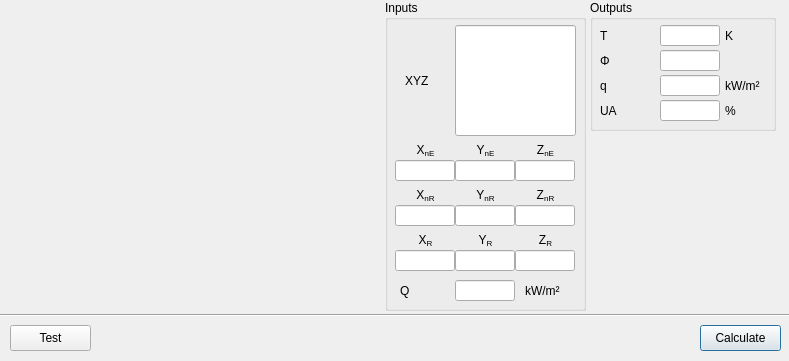
Qt form fseutil/gui/layout/ui/dialog_0405_thermal_radiation_extreme.ui (fsepy/fseutil) before a commit.
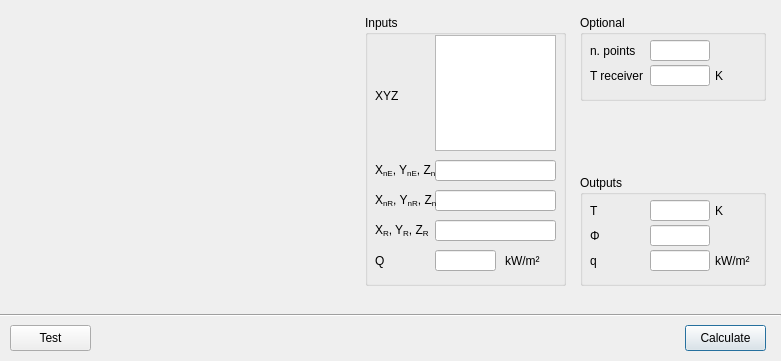
The same form after that commit. Icons and pictures are not drawn.

```diff
--- a/fseutil/gui/layout/ui/dialog_0405_thermal_radiation_extreme.ui
+++ b/fseutil/gui/layout/ui/dialog_0405_thermal_radiation_extreme.ui
@@ -6,7 +6,7 @@
    <rect>
     <x>0</x>
     <y>0</y>
-    <width>789</width>
+    <width>781</width>
     <height>361</height>
    </rect>
   </property>
@@ -16,10 +16,10 @@
   <widget class="QGroupBox" name="groupBox_2">
    <property name="geometry">
     <rect>
-     <x>590</x>
-     <y>0</y>
+     <x>580</x>
+     <y>175</y>
      <width>186</width>
-     <height>131</height>
+     <height>111</height>
     </rect>
    </property>
    <property name="title">
@@ -81,34 +81,6 @@
      </size>
     </property>
    </widget>
-   <widget class="QLineEdit" name="lineEdit_out_S_or_UA">
-    <property name="geometry">
-     <rect>
-      <x>70</x>
-      <y>100</y>
-      <width>60</width>
-      <height>21</height>
-     </rect>
-    </property>
-    <property name="sizePolicy">
-     <sizepolicy hsizetype="Fixed" vsizetype="Fixed">
-      <horstretch>0</horstretch>
-      <verstretch>0</verstretch>
-     </sizepolicy>
-    </property>
-    <property name="minimumSize">
-     <size>
-      <width>0</width>
-      <height>0</height>
-     </size>
-    </property>
-    <property name="maximumSize">
-     <size>
-      <width>60</width>
-      <height>16777215</height>
-     </size>
-    </property>
-   </widget>
    <widget class="QLabel" name="label_11">
     <property name="geometry">
      <rect>
@@ -177,40 +149,6 @@
      <string>q</string>
     </property>
    </widget>
-   <widget class="QLabel" name="label_out_S_or_UA">
-    <property name="geometry">
-     <rect>
-      <x>10</x>
-      <y>100</y>
-      <width>40</width>
-      <height>21</height>
-     </rect>
-    </property>
-    <property name="sizePolicy">
-     <sizepolicy hsizetype="Fixed" vsizetype="Fixed">
-      <horstretch>0</horstretch>
-      <verstretch>0</verstretch>
-     </sizepolicy>
-    </property>
-    <property name="minimumSize">
-     <size>
-      <width>20</width>
-      <height>0</height>
-     </size>
-    </property>
-    <property name="maximumSize">
-     <size>
-      <width>40</width>
-      <height>16777215</height>
-     </size>
-    </property>
-    <property name="toolTip">
-     <string>Solved maximum permissible unprotected area</string>
-    </property>
-    <property name="text">
-     <string>UA</string>
-    </property>
-   </widget>
    <widget class="QLabel" name="label_25">
     <property name="geometry">
      <rect>
@@ -224,19 +162,6 @@
      <string>kW/m²</string>
     </property>
    </widget>
-   <widget class="QLabel" name="label_out_unit_S_or_UA">
-    <property name="geometry">
-     <rect>
-      <x>135</x>
-      <y>100</y>
-      <width>50</width>
-      <height>21</height>
-     </rect>
-    </property>
-    <property name="text">
-     <string>%</string>
-    </property>
-   </widget>
    <widget class="QLabel" name="label_13">
     <property name="geometry">
      <rect>
@@ -316,10 +241,10 @@
   <widget class="QGroupBox" name="groupBox">
    <property name="geometry">
     <rect>
-     <x>385</x>
-     <y>0</y>
+     <x>365</x>
+     <y>15</y>
      <width>201</width>
-     <height>311</height>
+     <height>271</height>
     </rect>
    </property>
    <property name="title">
@@ -328,9 +253,9 @@
    <widget class="QLabel" name="label_30">
     <property name="geometry">
      <rect>
-      <x>20</x>
+      <x>10</x>
       <y>70</y>
-      <width>43</width>
+      <width>61</width>
       <height>21</height>
      </rect>
     </property>
@@ -342,8 +267,8 @@
     </property>
     <property name="maximumSize">
      <size>
-      <width>50</width>
-      <height>30</height>
+      <width>99999</width>
+      <height>99999</height>
      </size>
     </property>
     <property name="toolTip">
@@ -352,50 +277,16 @@
     <property name="text">
      <string>XYZ</string>
     </property>
-   </widget>
-   <widget class="QLabel" name="label_41">
-    <property name="geometry">
-     <rect>
-      <x>15</x>
-      <y>230</y>
-      <width>51</width>
-      <height>21</height>
-     </rect>
-    </property>
-    <property name="sizePolicy">
-     <sizepolicy hsizetype="Fixed" vsizetype="Fixed">
-      <horstretch>0</horstretch>
-      <verstretch>0</verstretch>
-     </sizepolicy>
-    </property>
-    <property name="minimumSize">
-     <size>
-      <width>0</width>
-      <height>0</height>
-     </size>
-    </property>
-    <property name="maximumSize">
-     <size>
-      <width>61</width>
-      <height>30</height>
-     </size>
-    </property>
-    <property name="toolTip">
-     <string>Height of emitter</string>
-    </property>
-    <property name="text">
-     <string>X&lt;sub&gt;R&lt;/sub&gt;</string>
-    </property>
     <property name="alignment">
-     <set>Qt::AlignCenter</set>
+     <set>Qt::AlignLeading|Qt::AlignLeft|Qt::AlignVCenter</set>
     </property>
    </widget>
    <widget class="QLabel" name="label_24">
     <property name="geometry">
      <rect>
-      <x>15</x>
-      <y>280</y>
-      <width>43</width>
+      <x>10</x>
+      <y>235</y>
+      <width>61</width>
       <height>21</height>
      </rect>
     </property>
@@ -413,8 +304,8 @@
     </property>
     <property name="maximumSize">
      <size>
-      <width>50</width>
-      <height>30</height>
+      <width>99999</width>
+      <height>99999</height>
      </size>
     </property>
     <property name="toolTip">
@@ -423,195 +314,16 @@
     <property name="text">
      <string>Q</string>
     </property>
-   </widget>
-   <widget class="QLabel" name="label_29">
-    <property name="geometry">
-     <rect>
-      <x>15</x>
-      <y>185</y>
-      <width>51</width>
-      <height>21</height>
-     </rect>
-    </property>
-    <property name="sizePolicy">
-     <sizepolicy hsizetype="Fixed" vsizetype="Fixed">
-      <horstretch>0</horstretch>
-      <verstretch>0</verstretch>
-     </sizepolicy>
-    </property>
-    <property name="minimumSize">
-     <size>
-      <width>0</width>
-      <height>0</height>
-     </size>
-    </property>
-    <property name="maximumSize">
-     <size>
-      <width>61</width>
-      <height>30</height>
-     </size>
-    </property>
-    <property name="toolTip">
-     <string>Height of emitter</string>
-    </property>
-    <property name="text">
-     <string>X&lt;sub&gt;nR&lt;/sub&gt;</string>
-    </property>
     <property name="alignment">
-     <set>Qt::AlignCenter</set>
-    </property>
-   </widget>
-   <widget class="QLabel" name="label_39">
-    <property name="geometry">
-     <rect>
-      <x>135</x>
-      <y>185</y>
-      <width>51</width>
-      <height>21</height>
-     </rect>
-    </property>
-    <property name="sizePolicy">
-     <sizepolicy hsizetype="Fixed" vsizetype="Fixed">
-      <horstretch>0</horstretch>
-      <verstretch>0</verstretch>
-     </sizepolicy>
-    </property>
-    <property name="minimumSize">
-     <size>
-      <width>0</width>
-      <height>0</height>
-     </size>
-    </property>
-    <property name="maximumSize">
-     <size>
-      <width>61</width>
-      <height>30</height>
-     </size>
-    </property>
-    <property name="toolTip">
-     <string>Height of emitter</string>
-    </property>
-    <property name="text">
-     <string>Z&lt;sub&gt;nR&lt;/sub&gt;</string>
-    </property>
-    <property name="alignment">
-     <set>Qt::AlignCenter</set>
-    </property>
-   </widget>
-   <widget class="QLabel" name="label_42">
-    <property name="geometry">
-     <rect>
-      <x>75</x>
-      <y>230</y>
-      <width>51</width>
-      <height>21</height>
-     </rect>
-    </property>
-    <property name="sizePolicy">
-     <sizepolicy hsizetype="Fixed" vsizetype="Fixed">
-      <horstretch>0</horstretch>
-      <verstretch>0</verstretch>
-     </sizepolicy>
-    </property>
-    <property name="minimumSize">
-     <size>
-      <width>0</width>
-      <height>0</height>
-     </size>
-    </property>
-    <property name="maximumSize">
-     <size>
-      <width>61</width>
-      <height>30</height>
-     </size>
-    </property>
-    <property name="toolTip">
-     <string>Height of emitter</string>
-    </property>
-    <property name="text">
-     <string>Y&lt;sub&gt;R&lt;/sub&gt;</string>
-    </property>
-    <property name="alignment">
-     <set>Qt::AlignCenter</set>
-    </property>
-   </widget>
-   <widget class="QLineEdit" name="lineEdit_W">
-    <property name="geometry">
-     <rect>
-      <x>70</x>
-      <y>25</y>
-      <width>121</width>
-      <height>111</height>
-     </rect>
-    </property>
-    <property name="sizePolicy">
-     <sizepolicy hsizetype="Fixed" vsizetype="Fixed">
-      <horstretch>0</horstretch>
-      <verstretch>0</verstretch>
-     </sizepolicy>
-    </property>
-    <property name="minimumSize">
-     <size>
-      <width>0</width>
-      <height>0</height>
-     </size>
-    </property>
-    <property name="maximumSize">
-     <size>
-      <width>16777215</width>
-      <height>16777215</height>
-     </size>
-    </property>
-    <property name="baseSize">
-     <size>
-      <width>0</width>
-      <height>0</height>
-     </size>
+     <set>Qt::AlignLeading|Qt::AlignLeft|Qt::AlignVCenter</set>
     </property>
    </widget>
    <widget class="QLabel" name="label_26">
     <property name="geometry">
      <rect>
-      <x>15</x>
-      <y>140</y>
-      <width>51</width>
-      <height>21</height>
-     </rect>
-    </property>
-    <property name="sizePolicy">
-     <sizepolicy hsizetype="Fixed" vsizetype="Fixed">
-      <horstretch>0</horstretch>
-      <verstretch>0</verstretch>
-     </sizepolicy>
-    </property>
-    <property name="minimumSize">
-     <size>
-      <width>0</width>
-      <height>0</height>
-     </size>
-    </property>
-    <property name="maximumSize">
-     <size>
+      <x>10</x>
+      <y>145</y>
       <width>61</width>
-      <height>30</height>
-     </size>
-    </property>
-    <property name="toolTip">
-     <string>Height of emitter</string>
-    </property>
-    <property name="text">
-     <string>X&lt;sub&gt;nE&lt;/sub&gt;</string>
-    </property>
-    <property name="alignment">
-     <set>Qt::AlignCenter</set>
-    </property>
-   </widget>
-   <widget class="QLabel" name="label_38">
-    <property name="geometry">
-     <rect>
-      <x>75</x>
-      <y>185</y>
-      <width>51</width>
       <height>21</height>
      </rect>
     </property>
@@ -629,26 +341,26 @@
     </property>
     <property name="maximumSize">
      <size>
-      <width>61</width>
-      <height>30</height>
+      <width>99999</width>
+      <height>99999</height>
      </size>
     </property>
     <property name="toolTip">
      <string>Height of emitter</string>
     </property>
     <property name="text">
-     <string>Y&lt;sub&gt;nR&lt;/sub&gt;</string>
+     <string>&lt;html&gt;&lt;head/&gt;&lt;body&gt;&lt;p&gt;X&lt;span style=&quot; vertical-align:sub;&quot;&gt;nE&lt;/span&gt;, Y&lt;span style=&quot; vertical-align:sub;&quot;&gt;nE&lt;/span&gt;, Z&lt;span style=&quot; vertical-align:sub;&quot;&gt;nE&lt;/span&gt;&lt;/p&gt;&lt;/body&gt;&lt;/html&gt;</string>
     </property>
     <property name="alignment">
-     <set>Qt::AlignCenter</set>
+     <set>Qt::AlignLeading|Qt::AlignLeft|Qt::AlignVCenter</set>
     </property>
    </widget>
    <widget class="QLineEdit" name="lineEdit_W_7">
     <property name="geometry">
      <rect>
-      <x>10</x>
+      <x>70</x>
       <y>205</y>
-      <width>60</width>
+      <width>121</width>
       <height>21</height>
      </rect>
     </property>
@@ -666,7 +378,7 @@
     </property>
     <property name="maximumSize">
      <size>
-      <width>60</width>
+      <width>16777215</width>
       <height>16777215</height>
      </size>
     </property>
@@ -677,12 +389,12 @@
      </size>
     </property>
    </widget>
-   <widget class="QLabel" name="label_28">
+   <widget class="QLineEdit" name="lineEdit_in_emitter_normal">
     <property name="geometry">
      <rect>
-      <x>135</x>
-      <y>140</y>
-      <width>51</width>
+      <x>70</x>
+      <y>145</y>
+      <width>121</width>
       <height>21</height>
      </rect>
     </property>
@@ -700,44 +412,7 @@
     </property>
     <property name="maximumSize">
      <size>
-      <width>61</width>
-      <height>30</height>
-     </size>
-    </property>
-    <property name="toolTip">
-     <string>Height of emitter</string>
-    </property>
-    <property name="text">
-     <string>Z&lt;sub&gt;nE&lt;/sub&gt;</string>
-    </property>
-    <property name="alignment">
-     <set>Qt::AlignCenter</set>
-    </property>
-   </widget>
-   <widget class="QLineEdit" name="lineEdit_W_10">
-    <property name="geometry">
-     <rect>
-      <x>130</x>
-      <y>250</y>
-      <width>60</width>
-      <height>21</height>
-     </rect>
-    </property>
-    <property name="sizePolicy">
-     <sizepolicy hsizetype="Fixed" vsizetype="Fixed">
-      <horstretch>0</horstretch>
-      <verstretch>0</verstretch>
-     </sizepolicy>
-    </property>
-    <property name="minimumSize">
-     <size>
-      <width>0</width>
-      <height>0</height>
-     </size>
-    </property>
-    <property name="maximumSize">
-     <size>
-      <width>60</width>
+      <width>16777215</width>
       <height>16777215</height>
      </size>
     </property>
@@ -747,47 +422,16 @@
       <height>0</height>
      </size>
     </property>
-   </widget>
-   <widget class="QLineEdit" name="lineEdit_W_4">
-    <property name="geometry">
-     <rect>
-      <x>130</x>
-      <y>160</y>
-      <width>60</width>
-      <height>21</height>
-     </rect>
+    <property name="text">
+     <string/>
     </property>
-    <property name="sizePolicy">
-     <sizepolicy hsizetype="Fixed" vsizetype="Fixed">
-      <horstretch>0</horstretch>
-      <verstretch>0</verstretch>
-     </sizepolicy>
-    </property>
-    <property name="minimumSize">
-     <size>
-      <width>0</width>
-      <height>0</height>
-     </size>
-    </property>
-    <property name="maximumSize">
-     <size>
-      <width>60</width>
-      <height>16777215</height>
-     </size>
-    </property>
-    <property name="baseSize">
-     <size>
-      <width>0</width>
-      <height>0</height>
-     </size>
-    </property>
    </widget>
    <widget class="QLineEdit" name="lineEdit_W_9">
     <property name="geometry">
      <rect>
       <x>70</x>
-      <y>250</y>
-      <width>60</width>
+      <y>175</y>
+      <width>121</width>
       <height>21</height>
      </rect>
     </property>
@@ -805,7 +449,7 @@
     </property>
     <property name="maximumSize">
      <size>
-      <width>60</width>
+      <width>16777215</width>
       <height>16777215</height>
      </size>
     </property>
@@ -816,150 +460,11 @@
      </size>
     </property>
    </widget>
-   <widget class="QLineEdit" name="lineEdit_W_2">
-    <property name="geometry">
-     <rect>
-      <x>10</x>
-      <y>160</y>
-      <width>60</width>
-      <height>21</height>
-     </rect>
-    </property>
-    <property name="sizePolicy">
-     <sizepolicy hsizetype="Fixed" vsizetype="Fixed">
-      <horstretch>0</horstretch>
-      <verstretch>0</verstretch>
-     </sizepolicy>
-    </property>
-    <property name="minimumSize">
-     <size>
-      <width>0</width>
-      <height>0</height>
-     </size>
-    </property>
-    <property name="maximumSize">
-     <size>
-      <width>60</width>
-      <height>16777215</height>
-     </size>
-    </property>
-    <property name="baseSize">
-     <size>
-      <width>0</width>
-      <height>0</height>
-     </size>
-    </property>
-   </widget>
-   <widget class="QLineEdit" name="lineEdit_W_8">
-    <property name="geometry">
-     <rect>
-      <x>10</x>
-      <y>250</y>
-      <width>60</width>
-      <height>21</height>
-     </rect>
-    </property>
-    <property name="sizePolicy">
-     <sizepolicy hsizetype="Fixed" vsizetype="Fixed">
-      <horstretch>0</horstretch>
-      <verstretch>0</verstretch>
-     </sizepolicy>
-    </property>
-    <property name="minimumSize">
-     <size>
-      <width>0</width>
-      <height>0</height>
-     </size>
-    </property>
-    <property name="maximumSize">
-     <size>
-      <width>60</width>
-      <height>16777215</height>
-     </size>
-    </property>
-    <property name="baseSize">
-     <size>
-      <width>0</width>
-      <height>0</height>
-     </size>
-    </property>
-   </widget>
-   <widget class="QLineEdit" name="lineEdit_W_5">
-    <property name="geometry">
-     <rect>
-      <x>130</x>
-      <y>205</y>
-      <width>60</width>
-      <height>21</height>
-     </rect>
-    </property>
-    <property name="sizePolicy">
-     <sizepolicy hsizetype="Fixed" vsizetype="Fixed">
-      <horstretch>0</horstretch>
-      <verstretch>0</verstretch>
-     </sizepolicy>
-    </property>
-    <property name="minimumSize">
-     <size>
-      <width>0</width>
-      <height>0</height>
-     </size>
-    </property>
-    <property name="maximumSize">
-     <size>
-      <width>60</width>
-      <height>16777215</height>
-     </size>
-    </property>
-    <property name="baseSize">
-     <size>
-      <width>0</width>
-      <height>0</height>
-     </size>
-    </property>
-   </widget>
-   <widget class="QLabel" name="label_40">
-    <property name="geometry">
-     <rect>
-      <x>135</x>
-      <y>230</y>
-      <width>51</width>
-      <height>21</height>
-     </rect>
-    </property>
-    <property name="sizePolicy">
-     <sizepolicy hsizetype="Fixed" vsizetype="Fixed">
-      <horstretch>0</horstretch>
-      <verstretch>0</verstretch>
-     </sizepolicy>
-    </property>
-    <property name="minimumSize">
-     <size>
-      <width>0</width>
-      <height>0</height>
-     </size>
-    </property>
-    <property name="maximumSize">
-     <size>
-      <width>61</width>
-      <height>30</height>
-     </size>
-    </property>
-    <property name="toolTip">
-     <string>Height of emitter</string>
-    </property>
-    <property name="text">
-     <string>Z&lt;sub&gt;R&lt;/sub&gt;</string>
-    </property>
-    <property name="alignment">
-     <set>Qt::AlignCenter</set>
-    </property>
-   </widget>
    <widget class="QLabel" name="label_43">
     <property name="geometry">
      <rect>
       <x>140</x>
-      <y>280</y>
+      <y>235</y>
       <width>40</width>
       <height>21</height>
      </rect>
@@ -980,83 +485,83 @@
      <string>kW/m²</string>
     </property>
    </widget>
+   <widget class="QLineEdit" name="lineEdit_in_Q">
+    <property name="geometry">
+     <rect>
+      <x>70</x>
+      <y>235</y>
+      <width>61</width>
+      <height>21</height>
+     </rect>
+    </property>
+    <property name="sizePolicy">
+     <sizepolicy hsizetype="Fixed" vsizetype="Fixed">
+      <horstretch>0</horstretch>
+      <verstretch>0</verstretch>
+     </sizepolicy>
+    </property>
+    <property name="minimumSize">
+     <size>
+      <width>0</width>
+      <height>0</height>
+     </size>
+    </property>
+    <property name="maximumSize">
+     <size>
+      <width>16777215</width>
+      <height>16777215</height>
+     </size>
+    </property>
+    <property name="baseSize">
+     <size>
+      <width>0</width>
+      <height>0</height>
+     </size>
+    </property>
+   </widget>
    <widget class="QLabel" name="label_27">
     <property name="geometry">
      <rect>
-      <x>75</x>
-      <y>140</y>
-      <width>51</width>
-      <height>21</height>
-     </rect>
-    </property>
-    <property name="sizePolicy">
-     <sizepolicy hsizetype="Fixed" vsizetype="Fixed">
-      <horstretch>0</horstretch>
-      <verstretch>0</verstretch>
-     </sizepolicy>
-    </property>
-    <property name="minimumSize">
-     <size>
-      <width>0</width>
-      <height>0</height>
-     </size>
-    </property>
-    <property name="maximumSize">
-     <size>
+      <x>10</x>
+      <y>175</y>
       <width>61</width>
-      <height>30</height>
+      <height>21</height>
+     </rect>
+    </property>
+    <property name="sizePolicy">
+     <sizepolicy hsizetype="Fixed" vsizetype="Fixed">
+      <horstretch>0</horstretch>
+      <verstretch>0</verstretch>
+     </sizepolicy>
+    </property>
+    <property name="minimumSize">
+     <size>
+      <width>0</width>
+      <height>0</height>
+     </size>
+    </property>
+    <property name="maximumSize">
+     <size>
+      <width>99999</width>
+      <height>99999</height>
      </size>
     </property>
     <property name="toolTip">
      <string>Height of emitter</string>
     </property>
     <property name="text">
-     <string>Y&lt;sub&gt;nE&lt;/sub&gt;</string>
+     <string>&lt;html&gt;&lt;head/&gt;&lt;body&gt;&lt;p&gt;X&lt;span style=&quot; vertical-align:sub;&quot;&gt;nR&lt;/span&gt;, Y&lt;span style=&quot; vertical-align:sub;&quot;&gt;nR&lt;/span&gt;, Z&lt;span style=&quot; vertical-align:sub;&quot;&gt;nR&lt;/span&gt;&lt;/p&gt;&lt;/body&gt;&lt;/html&gt;</string>
     </property>
     <property name="alignment">
-     <set>Qt::AlignCenter</set>
+     <set>Qt::AlignLeading|Qt::AlignLeft|Qt::AlignVCenter</set>
     </property>
    </widget>
-   <widget class="QLineEdit" name="lineEdit_W_3">
+   <widget class="QLabel" name="label_28">
     <property name="geometry">
      <rect>
-      <x>70</x>
-      <y>160</y>
-      <width>60</width>
-      <height>21</height>
-     </rect>
-    </property>
-    <property name="sizePolicy">
-     <sizepolicy hsizetype="Fixed" vsizetype="Fixed">
-      <horstretch>0</horstretch>
-      <verstretch>0</verstretch>
-     </sizepolicy>
-    </property>
-    <property name="minimumSize">
-     <size>
-      <width>0</width>
-      <height>0</height>
-     </size>
-    </property>
-    <property name="maximumSize">
-     <size>
-      <width>60</width>
-      <height>16777215</height>
-     </size>
-    </property>
-    <property name="baseSize">
-     <size>
-      <width>0</width>
-      <height>0</height>
-     </size>
-    </property>
-   </widget>
-   <widget class="QLineEdit" name="lineEdit_W_6">
-    <property name="geometry">
-     <rect>
-      <x>70</x>
+      <x>10</x>
       <y>205</y>
-      <width>60</width>
+      <width>61</width>
       <height>21</height>
      </rect>
     </property>
@@ -1074,56 +579,35 @@
     </property>
     <property name="maximumSize">
      <size>
-      <width>60</width>
-      <height>16777215</height>
+      <width>99999</width>
+      <height>99999</height>
      </size>
     </property>
-    <property name="baseSize">
-     <size>
-      <width>0</width>
-      <height>0</height>
-     </size>
+    <property name="toolTip">
+     <string>Height of emitter</string>
+    </property>
+    <property name="text">
+     <string>&lt;html&gt;&lt;head/&gt;&lt;body&gt;&lt;p&gt;X&lt;span style=&quot; vertical-align:sub;&quot;&gt;R&lt;/span&gt;, Y&lt;span style=&quot; vertical-align:sub;&quot;&gt;R&lt;/span&gt;, Z&lt;span style=&quot; vertical-align:sub;&quot;&gt;R&lt;/span&gt;&lt;/p&gt;&lt;/body&gt;&lt;/html&gt;</string>
+    </property>
+    <property name="alignment">
+     <set>Qt::AlignLeading|Qt::AlignLeft|Qt::AlignVCenter</set>
     </property>
    </widget>
-   <widget class="QLineEdit" name="lineEdit_Q_2">
+   <widget class="QPlainTextEdit" name="plainTextEdit_in_emiter_xyz">
     <property name="geometry">
      <rect>
       <x>70</x>
-      <y>280</y>
-      <width>60</width>
-      <height>21</height>
+      <y>20</y>
+      <width>121</width>
+      <height>116</height>
      </rect>
     </property>
-    <property name="sizePolicy">
-     <sizepolicy hsizetype="Fixed" vsizetype="Fixed">
-      <horstretch>0</horstretch>
-      <verstretch>0</verstretch>
-     </sizepolicy>
-    </property>
-    <property name="minimumSize">
-     <size>
-      <width>0</width>
-      <height>0</height>
-     </size>
-    </property>
-    <property name="maximumSize">
-     <size>
-      <width>60</width>
-      <height>16777215</height>
-     </size>
-    </property>
-    <property name="baseSize">
-     <size>
-      <width>0</width>
-      <height>0</height>
-     </size>
-    </property>
    </widget>
   </widget>
   <widget class="QPushButton" name="pushButton_calculate">
    <property name="geometry">
     <rect>
-     <x>700</x>
+     <x>685</x>
      <y>325</y>
      <width>81</width>
      <height>26</height>
@@ -1154,7 +638,7 @@
     <rect>
      <x>0</x>
      <y>305</y>
-     <width>791</width>
+     <width>781</width>
      <height>21</height>
     </rect>
    </property>
@@ -1175,6 +659,156 @@
     <string>Test</string>
    </property>
   </widget>
+  <widget class="QGroupBox" name="groupBox_3">
+   <property name="geometry">
+    <rect>
+     <x>580</x>
+     <y>15</y>
+     <width>186</width>
+     <height>86</height>
+    </rect>
+   </property>
+   <property name="title">
+    <string>Optional</string>
+   </property>
+   <widget class="QLineEdit" name="lineEdit_in_emitter_points">
+    <property name="geometry">
+     <rect>
+      <x>70</x>
+      <y>25</y>
+      <width>60</width>
+      <height>21</height>
+     </rect>
+    </property>
+    <property name="sizePolicy">
+     <sizepolicy hsizetype="Fixed" vsizetype="Fixed">
+      <horstretch>0</horstretch>
+      <verstretch>0</verstretch>
+     </sizepolicy>
+    </property>
+    <property name="minimumSize">
+     <size>
+      <width>0</width>
+      <height>0</height>
+     </size>
+    </property>
+    <property name="maximumSize">
+     <size>
+      <width>60</width>
+      <height>16777215</height>
+     </size>
+    </property>
+   </widget>
+   <widget class="QLabel" name="label_14">
+    <property name="geometry">
+     <rect>
+      <x>10</x>
+      <y>25</y>
+      <width>61</width>
+      <height>21</height>
+     </rect>
+    </property>
+    <property name="sizePolicy">
+     <sizepolicy hsizetype="Fixed" vsizetype="Fixed">
+      <horstretch>0</horstretch>
+      <verstretch>0</verstretch>
+     </sizepolicy>
+    </property>
+    <property name="minimumSize">
+     <size>
+      <width>40</width>
+      <height>0</height>
+     </size>
+    </property>
+    <property name="maximumSize">
+     <size>
+      <width>16777215</width>
+      <height>16777215</height>
+     </size>
+    </property>
+    <property name="toolTip">
+     <string>Solved view factor</string>
+    </property>
+    <property name="text">
+     <string>n. points</string>
+    </property>
+   </widget>
+   <widget class="QLabel" name="label_15">
+    <property name="geometry">
+     <rect>
+      <x>10</x>
+      <y>50</y>
+      <width>61</width>
+      <height>21</height>
+     </rect>
+    </property>
+    <property name="sizePolicy">
+     <sizepolicy hsizetype="Fixed" vsizetype="Fixed">
+      <horstretch>0</horstretch>
+      <verstretch>0</verstretch>
+     </sizepolicy>
+    </property>
+    <property name="minimumSize">
+     <size>
+      <width>40</width>
+      <height>0</height>
+     </size>
+    </property>
+    <property name="maximumSize">
+     <size>
+      <width>16777215</width>
+      <height>16777215</height>
+     </size>
+    </property>
+    <property name="toolTip">
+     <string>Solved view factor</string>
+    </property>
+    <property name="text">
+     <string>T receiver</string>
+    </property>
+   </widget>
+   <widget class="QLineEdit" name="lineEdit_in_receiver_initial_temperature">
+    <property name="geometry">
+     <rect>
+      <x>70</x>
+      <y>50</y>
+      <width>60</width>
+      <height>21</height>
+     </rect>
+    </property>
+    <property name="sizePolicy">
+     <sizepolicy hsizetype="Fixed" vsizetype="Fixed">
+      <horstretch>0</horstretch>
+      <verstretch>0</verstretch>
+     </sizepolicy>
+    </property>
+    <property name="minimumSize">
+     <size>
+      <width>0</width>
+      <height>0</height>
+     </size>
+    </property>
+    <property name="maximumSize">
+     <size>
+      <width>60</width>
+      <height>16777215</height>
+     </size>
+    </property>
+   </widget>
+   <widget class="QLabel" name="label_45">
+    <property name="geometry">
+     <rect>
+      <x>135</x>
+      <y>50</y>
+      <width>50</width>
+      <height>21</height>
+     </rect>
+    </property>
+    <property name="text">
+     <string>K</string>
+    </property>
+   </widget>
+  </widget>
  </widget>
  <tabstops>
   <tabstop>pushButton_calculate</tabstop>
```
Left out of the diff: 7 changed lines with no effect on the pictures.
